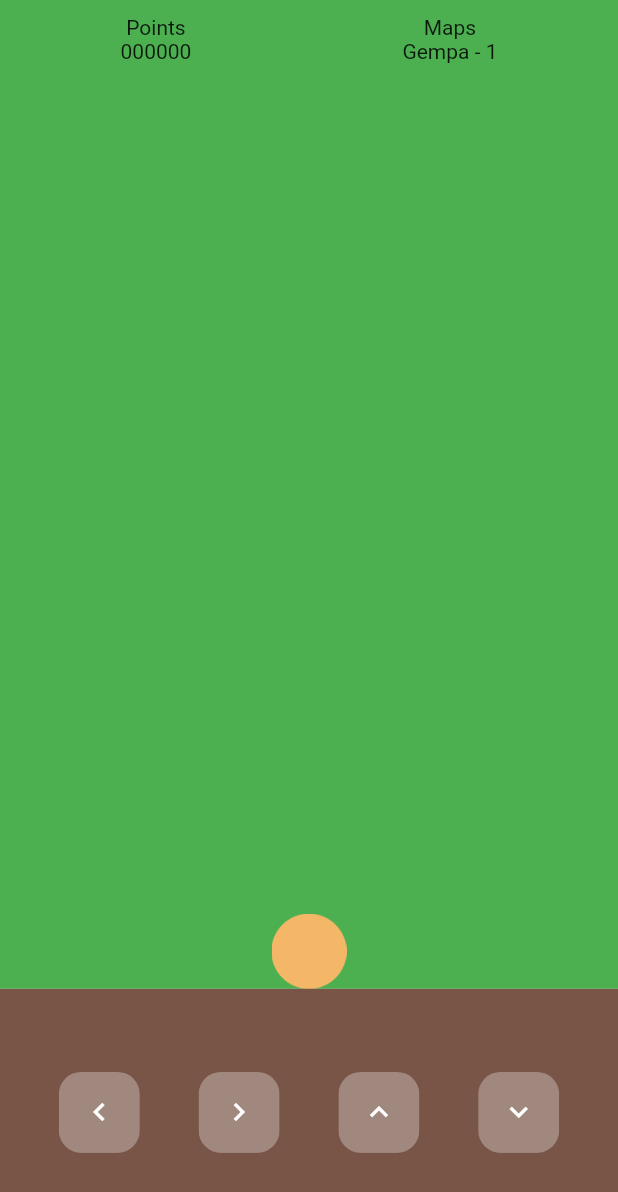
After one commit to rinaldiamfine/trikora21, a Flutter app: the Gempa1 screen opened directly, on a phone screen of 412 x 824 dp. The commit adds this screen. Shown: the top 1192 px of the screen. Run offline on Flutter 3.47's test engine with Material 2 defaults, Android fonts, the phone set to English and light mode, and no system bars.

Commit message:
Character, Button Controller, Map Gempa-1

```diff
--- /dev/null
+++ b/lib/game/gameButtonMoved.dart
@@ -0,0 +1,33 @@
+import 'package:flutter/material.dart';
+
+class GameButtonMoved extends StatelessWidget {
+  final btn;
+  final action;
+  static bool hold = false;
+
+  GameButtonMoved({this.btn, this.action});
+  bool userIsHoldingButton() {
+    return hold;
+  }
+
+  @override
+  Widget build(BuildContext context) {
+    return GestureDetector(
+      onTapDown: (details) {
+        hold = true;
+        action();
+      },
+      onTapUp: (details) {
+        hold = false;
+      },
+      child: ClipRRect(
+        borderRadius: BorderRadius.circular(15),
+        child: Container(
+          padding: EdgeInsets.all(15),
+          color: Colors.brown[300],
+          child: btn,
+        ),
+      ),
+    );
+  }
+}
--- /dev/null
+++ b/lib/game/gameCharacter.dart
@@ -0,0 +1,35 @@
+import 'dart:math';
+
+import 'package:flutter/material.dart';
+
+class GameCharacter extends StatelessWidget {
+  final direction;
+  final isRun;
+
+  GameCharacter({this.direction, this.isRun});
+
+  @override
+  Widget build(BuildContext context) {
+    if (direction == "right") {
+      return Container(
+        width: 50,
+        height: 50,
+        child: isRun
+            ? Image.asset("assets/images/lingkaran.png")
+            : Image.asset("assets/images/lingkaran.png"),
+      );
+    } else {
+      return Transform(
+        transform: Matrix4.rotationY(pi),
+        alignment: Alignment.center,
+        child: Container(
+          width: 50,
+          height: 50,
+          child: isRun
+              ? Image.asset("assets/images/lingkaran.png")
+              : Image.asset("assets/images/lingkaran.png"),
+        ),
+      );
+    }
+  }
+}
--- /dev/null
+++ b/lib/game/scene/gempa/gempa1.dart
@@ -0,0 +1,164 @@
+import 'dart:async';
+import 'package:flutter/material.dart';
+import 'package:trikora21/game/gameButtonMoved.dart';
+import 'package:trikora21/game/gameCharacter.dart';
+import 'package:trikora21/game/gameCharacterJump.dart';
+
+class Gempa1 extends StatefulWidget {
+  @override
+  _Gempa1State createState() => _Gempa1State();
+}
+
+class _Gempa1State extends State<Gempa1> {
+  static double charX = 0;
+  static double charY = 1;
+  double time = 0;
+  double height = 0;
+  double initialHeight = charY;
+  String direction = "right";
+  bool isRun = false;
+  bool isJump = false;
+
+  void preJump() {
+    time = 0;
+    initialHeight = charY;
+  }
+
+  void jump() {
+    if (isJump == false) {
+      preJump();
+      isJump = true;
+      Timer.periodic(Duration(milliseconds: 50), (timer) {
+        time += 0.05;
+        height = -4.9 * time * time + 5 * time;
+
+        if (initialHeight - height > 1) {
+          isJump = false;
+          setState(() {
+            charY = 1;
+          });
+          timer.cancel();
+        } else {
+          setState(() {
+            charY = initialHeight - height;
+          });
+        }
+      });
+    }
+  }
+
+  void moveRight() {
+    direction = "right";
+    Timer.periodic(Duration(milliseconds: 50), (timer) {
+      if (GameButtonMoved().userIsHoldingButton() == true) {
+        setState(() {
+          charX += 0.02;
+          isRun = !isRun;
+        });
+      } else {
+        timer.cancel();
+      }
+    });
+  }
+
+  void moveLeft() {
+    direction = "left";
+    Timer.periodic(Duration(milliseconds: 50), (timer) {
+      if (GameButtonMoved().userIsHoldingButton() == true) {
+        setState(() {
+          charX -= 0.02;
+          isRun = !isRun;
+        });
+      } else {
+        timer.cancel();
+      }
+    });
+  }
+
+  @override
+  Widget build(BuildContext context) {
+    return Scaffold(
+      body: Column(
+        children: [
+          Expanded(
+              flex: 4,
+              child: Stack(
+                children: [
+                  Container(
+                    color: Colors.green,
+                    child: AnimatedContainer(
+                      duration: Duration(milliseconds: 0),
+                      child: isJump
+                          ? GameCharacterJump(
+                              direction: direction,
+                            )
+                          : GameCharacter(
+                              direction: direction,
+                              isRun: isRun,
+                            ),
+                      alignment: Alignment(charX, charY),
+                    ),
+                  ),
+                  Padding(
+                    padding: const EdgeInsets.all(10.0),
+                    child: Row(
+                      mainAxisAlignment: MainAxisAlignment.spaceEvenly,
+                      children: [
+                        Column(
+                          children: [
+                            Text("Points"),
+                            Text("000000"),
+                          ],
+                        ),
+                        Column(
+                          children: [],
+                        ),
+                        Column(
+                          children: [Text("Maps"), Text("Gempa - 1")],
+                        )
+                      ],
+                    ),
+                  )
+                ],
+              )),
+          Expanded(
+              flex: 1,
+              child: Container(
+                color: Colors.brown,
+                child: Row(
+                  mainAxisAlignment: MainAxisAlignment.spaceEvenly,
+                  children: [
+                    GameButtonMoved(
+                      btn: Icon(
+                        Icons.keyboard_arrow_left,
+                        color: Colors.white,
+                      ),
+                      action: moveLeft,
+                    ),
+                    GameButtonMoved(
+                      btn: Icon(
+                        Icons.keyboard_arrow_right,
+                        color: Colors.white,
+                      ),
+                      action: moveRight,
+                    ),
+                    GameButtonMoved(
+                        btn: Icon(
+                          Icons.keyboard_arrow_up,
+                          color: Colors.white,
+                        ),
+                        action: jump),
+                    GameButtonMoved(
+                      btn: Icon(
+                        Icons.keyboard_arrow_down,
+                        color: Colors.white,
+                      ),
+                    )
+                  ],
+                ),
+              ))
+        ],
+      ),
+    );
+  }
+}
```
Also changed, not shown: lib/game/gameCharacterJump.dart (added, +30 -0 lines), lib/game/gameMenu.dart (added, +115 -0 lines), lib/menu.dart (+33 -2 lines).
